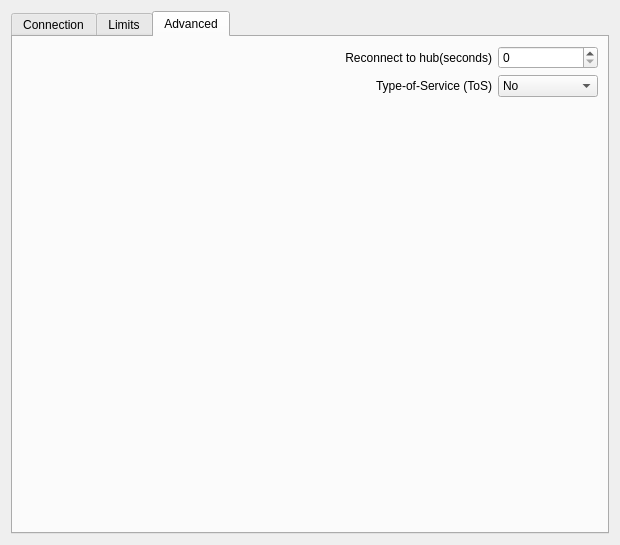
The window that eiskaltdcpp-qt/ui/UISettingsConnection.ui (eiskaltdcpp/eiskaltdcpp) describes before a commit, drawn with Qt 5.
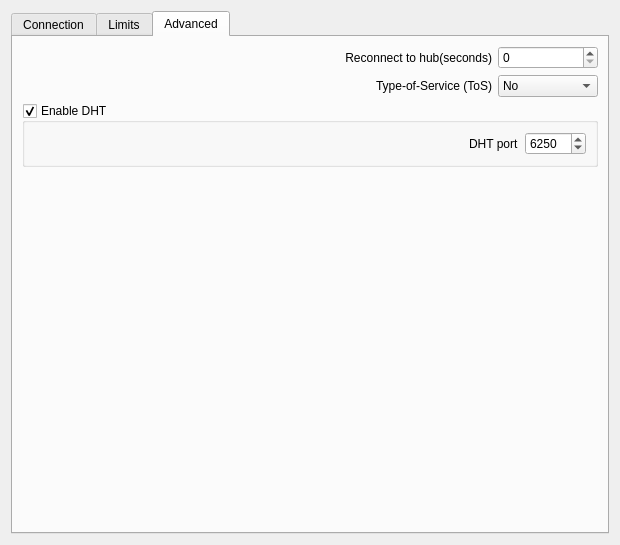
The same window after the commit. The open tabs and pages were chosen to show the change. Custom widgets are drawn as their Qt base class.

Commit message: EiskaltDC++ Qt: * Added some options in settings dialog: USE_DHT and DHT_PORT

The edit to the form file:
```diff
--- a/eiskaltdcpp-qt/ui/UISettingsConnection.ui
+++ b/eiskaltdcpp-qt/ui/UISettingsConnection.ui
@@ -767,8 +767,62 @@
       <attribute name="title">
        <string>Advanced</string>
       </attribute>
+      <layout class="QVBoxLayout" name="verticalLayout_5">
+       <item>
       <layout class="QGridLayout" name="gridLayout_11">
-       <item row="1" column="2" colspan="2">
+         <item row="0" column="0">
+          <spacer name="horizontalSpacer_7">
+           <property name="orientation">
+            <enum>Qt::Horizontal</enum>
+           </property>
+           <property name="sizeHint" stdset="0">
+            <size>
+             <width>40</width>
+             <height>20</height>
+            </size>
+           </property>
+          </spacer>
+         </item>
+         <item row="0" column="1">
+          <widget class="QLabel" name="label_20">
+           <property name="sizePolicy">
+            <sizepolicy hsizetype="MinimumExpanding" vsizetype="Preferred">
+             <horstretch>0</horstretch>
+             <verstretch>0</verstretch>
+            </sizepolicy>
+           </property>
+           <property name="text">
+            <string>Reconnect to hub(seconds)</string>
+           </property>
+           <property name="alignment">
+            <set>Qt::AlignRight|Qt::AlignTrailing|Qt::AlignVCenter</set>
+           </property>
+          </widget>
+         </item>
+         <item row="0" column="2">
+          <widget class="QSpinBox" name="spinBox_RECONNECT_DELAY">
+           <property name="maximum">
+            <number>9999</number>
+           </property>
+          </widget>
+         </item>
+         <item row="1" column="1">
+          <widget class="QLabel" name="label_22">
+           <property name="sizePolicy">
+            <sizepolicy hsizetype="MinimumExpanding" vsizetype="Preferred">
+             <horstretch>0</horstretch>
+             <verstretch>0</verstretch>
+            </sizepolicy>
+           </property>
+           <property name="text">
+            <string>Type-of-Service (ToS)</string>
+           </property>
+           <property name="alignment">
+            <set>Qt::AlignRight|Qt::AlignTrailing|Qt::AlignVCenter</set>
+           </property>
+          </widget>
+         </item>
+         <item row="1" column="2">
         <widget class="QComboBox" name="comboBox_TOS">
          <property name="minimumSize">
           <size>
@@ -817,7 +871,58 @@
          </item>
         </widget>
        </item>
-       <item row="3" column="3">
+        </layout>
+       </item>
+       <item>
+        <widget class="QGroupBox" name="groupBox_DHT">
+         <property name="title">
+          <string>Enable DHT</string>
+         </property>
+         <property name="checkable">
+          <bool>true</bool>
+         </property>
+         <layout class="QHBoxLayout" name="horizontalLayout_2">
+          <item>
+           <spacer name="horizontalSpacer_3">
+            <property name="orientation">
+             <enum>Qt::Horizontal</enum>
+            </property>
+            <property name="sizeHint" stdset="0">
+             <size>
+              <width>437</width>
+              <height>20</height>
+             </size>
+            </property>
+           </spacer>
+          </item>
+          <item>
+           <layout class="QGridLayout" name="gridLayout_13">
+            <item row="0" column="0">
+             <widget class="QLabel" name="label_23">
+              <property name="text">
+               <string>DHT port</string>
+              </property>
+             </widget>
+            </item>
+            <item row="0" column="1">
+             <widget class="QSpinBox" name="spinBox_DHT">
+              <property name="minimum">
+               <number>1</number>
+              </property>
+              <property name="maximum">
+               <number>65535</number>
+              </property>
+              <property name="value">
+               <number>6250</number>
+              </property>
+             </widget>
+            </item>
+           </layout>
+          </item>
+         </layout>
+        </widget>
+       </item>
+       <item>
         <spacer name="verticalSpacer_3">
          <property name="orientation">
           <enum>Qt::Vertical</enum>
@@ -830,58 +935,6 @@
          </property>
         </spacer>
        </item>
-       <item row="1" column="1">
-        <widget class="QLabel" name="label_22">
-         <property name="sizePolicy">
-          <sizepolicy hsizetype="MinimumExpanding" vsizetype="Preferred">
-           <horstretch>0</horstretch>
-           <verstretch>0</verstretch>
-          </sizepolicy>
-         </property>
-         <property name="text">
-          <string>Type-of-Service (ToS)</string>
-         </property>
-         <property name="alignment">
-          <set>Qt::AlignRight|Qt::AlignTrailing|Qt::AlignVCenter</set>
-         </property>
-        </widget>
-       </item>
-       <item row="0" column="0" rowspan="2">
-        <spacer name="horizontalSpacer_7">
-         <property name="orientation">
-          <enum>Qt::Horizontal</enum>
-         </property>
-         <property name="sizeHint" stdset="0">
-          <size>
-           <width>40</width>
-           <height>20</height>
-          </size>
-         </property>
-        </spacer>
-       </item>
-       <item row="0" column="1">
-        <widget class="QLabel" name="label_20">
-         <property name="sizePolicy">
-          <sizepolicy hsizetype="MinimumExpanding" vsizetype="Preferred">
-           <horstretch>0</horstretch>
-           <verstretch>0</verstretch>
-          </sizepolicy>
-         </property>
-         <property name="text">
-          <string>Reconnect to hub(seconds)</string>
-         </property>
-         <property name="alignment">
-          <set>Qt::AlignRight|Qt::AlignTrailing|Qt::AlignVCenter</set>
-         </property>
-        </widget>
-       </item>
-       <item row="0" column="2" colspan="2">
-        <widget class="QSpinBox" name="spinBox_RECONNECT_DELAY">
-         <property name="maximum">
-          <number>9999</number>
-         </property>
-        </widget>
-       </item>
       </layout>
      </widget>
     </widget>
```
Lines whose indentation alone changed are shown as unchanged. The commit also changes 2 other files.
